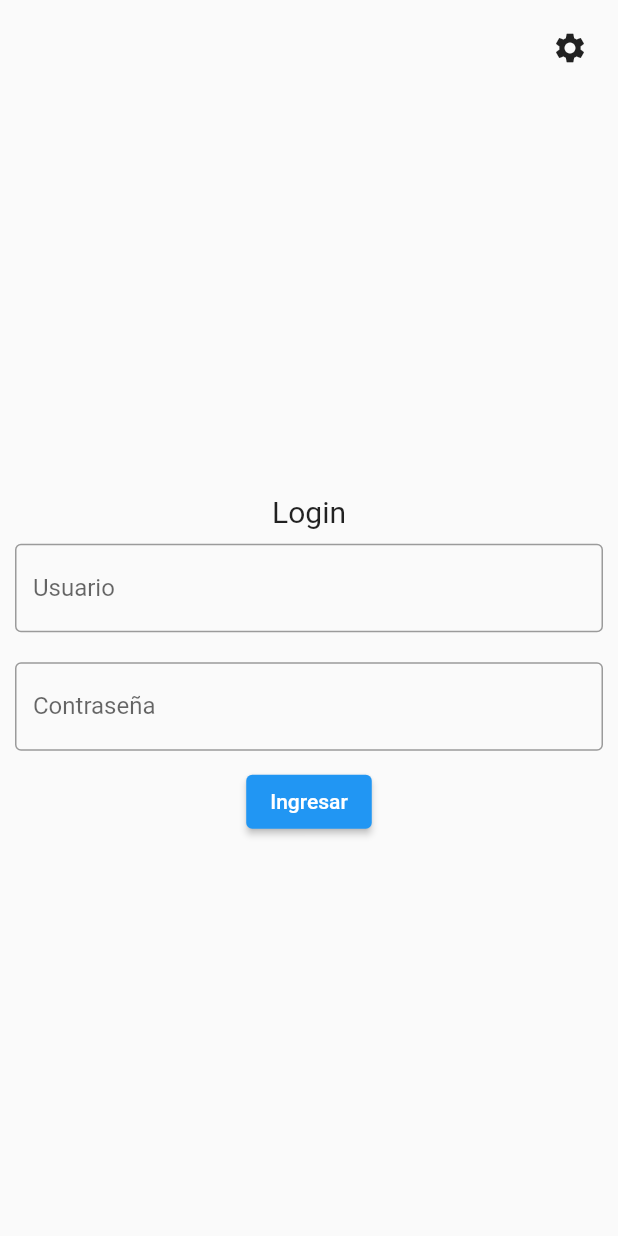
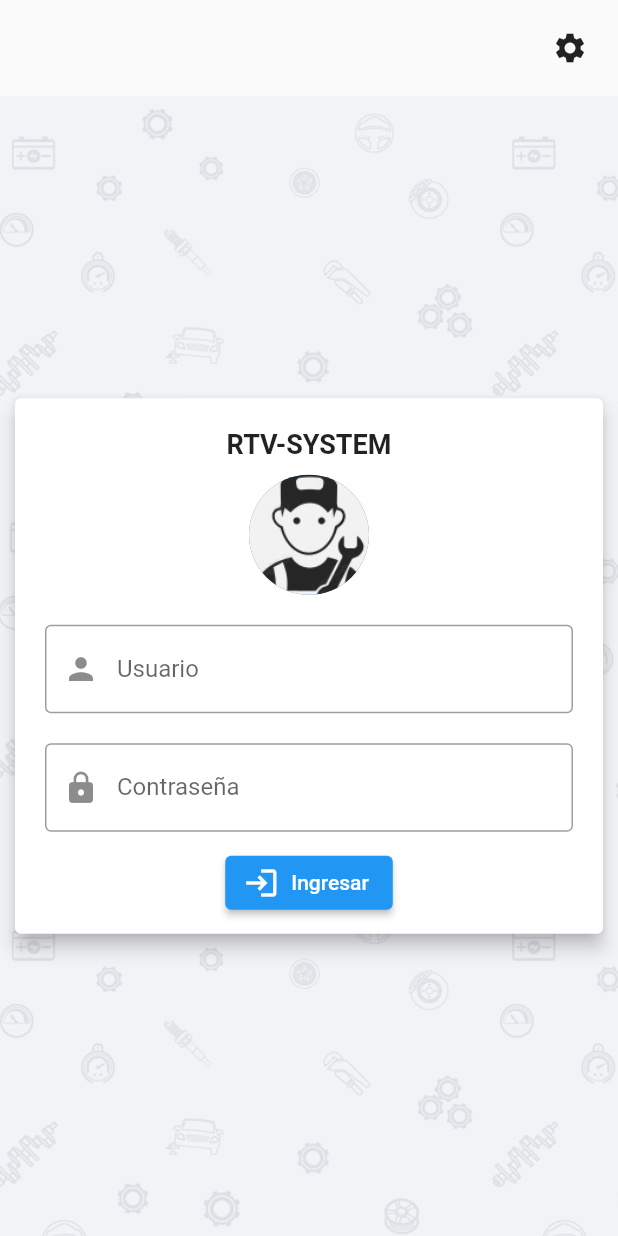
Before and after one commit to 23456-Tony-Larrea/GOIA-APP, a Flutter app: the screen it shows after launch, on a phone screen of 412 x 824 dp. Run offline on Flutter 3.47's test engine with Material 2 defaults, Android fonts, the light colour scheme and no system bars; our stand-ins replace flutter_blue, flutter_secure_storage, fluttertoast, jwt_decoder, permission_handler, shared_preferences.

Commit message:
changes of login and implemanted of the view exit

```diff
--- a/lib/views/HolgurasView.dart
+++ b/lib/views/HolgurasView.dart
@@ -220,14 +220,14 @@ class _HolgurasViewState extends State<HolgurasView> {
         ),
       ),
       floatingActionButton: Padding(
-        padding: const EdgeInsets.only(top: 16.0, right: 16.0),
+        padding: const EdgeInsets.only(top: 2.0, right: 2.0),
         child: Align(
           alignment: Alignment.topRight,
           child: FloatingActionButton(
             onPressed: () {
               Navigator.pushNamed(context, '/bluetooh');
             },
-            child: Icon(Icons.directions_car),
+            child: Icon(Icons.bluetooth),
           ),
         ),
       ),
--- a/lib/views/LoginView.dart
+++ b/lib/views/LoginView.dart
@@ -108,21 +108,44 @@ class _LoginPageState extends State<LoginView> {
             ),
           ),
         Expanded(
-            child: Center(
+  child: Stack(
+    children: [
+      // Fondo con imagen transparente
+      Image.asset(
+        'assets/images/fondo.png',
+        fit: BoxFit.cover,
+        width: double.infinity,
+        height: double.infinity,
+      ),
+Center(
+  child: Card(
+    margin: EdgeInsets.all(10.0),
+    elevation: 5.0,
+    child: Padding(
+      padding: const EdgeInsets.all(10.0),
       child: Column(
-                mainAxisAlignment: MainAxisAlignment.center,
+        mainAxisSize: MainAxisSize.min,
         children: <Widget>[
-                  const Text(
-                    'Login',
-                    style: TextStyle(fontSize: 20),
+          Padding(
+            padding: const EdgeInsets.all(10.0),
+            child: Text(
+              'RTV-SYSTEM',
+              style: TextStyle(fontSize: 18, fontWeight: FontWeight.bold),
             ),
+          ),
+          CircleAvatar(
+            backgroundImage: AssetImage('assets/images/logoMecanico.png'),
+            radius: 40,
+          ),
+          const SizedBox(height: 10),
           Padding(
             padding: const EdgeInsets.all(10.0),
             child: TextField(
               controller: _loginController.emailController,
-                      decoration: const InputDecoration(
+              decoration: InputDecoration(
                 border: OutlineInputBorder(),
                 labelText: 'Usuario',
+                prefixIcon: Icon(Icons.person), // Agrega un ícono de usuario
               ),
             ),
           ),
@@ -131,18 +154,24 @@ class _LoginPageState extends State<LoginView> {
             child: TextField(
               controller: _loginController.passwordController,
               obscureText: true,
-                      decoration: const InputDecoration(
+              decoration: InputDecoration(
                 border: OutlineInputBorder(),
                 labelText: 'Contraseña',
+                prefixIcon: Icon(Icons.lock), // Agrega un ícono de candado
               ),
             ),
           ),
-                  ElevatedButton(
+          ElevatedButton.icon(
             onPressed: () => _loginController.login(context),
-                    child: const Text('Ingresar'),
+            icon: Icon(Icons.login), // Agrega un ícono al botón "Ingresar"
+            label: Text('Ingresar'),
           ),
               ],
             ),
+          ),
+        ),
+      ),
+    ],
   ),
 ),
         ],
--- a/pubspec.yaml
+++ b/pubspec.yaml
@@ -40,6 +40,8 @@ dependencies:
   flutter_redux: ^0.10.0
   cupertino_icons: ^1.0.2
   provider: ^6.0.5
+  draggable_fab: ^0.1.4
+
 
 
 dev_dependencies:
```
Also changed, not shown: lib/controllers/BluetoohController.dart (+18 -14 lines), lib/views/BluetoohView.dart (+53 -53 lines), lib/views/ExitView.dart (+23 -2 lines), assets/images/fondo.png (added), assets/images/logo.png (added), assets/images/logo2.png (added), assets/images/logoFinal.png (added), assets/images/logoFinal2.png (added), assets/images/logoMecanico.png (added), pubspec.lock. Lines whose indentation alone changed are shown as unchanged.
